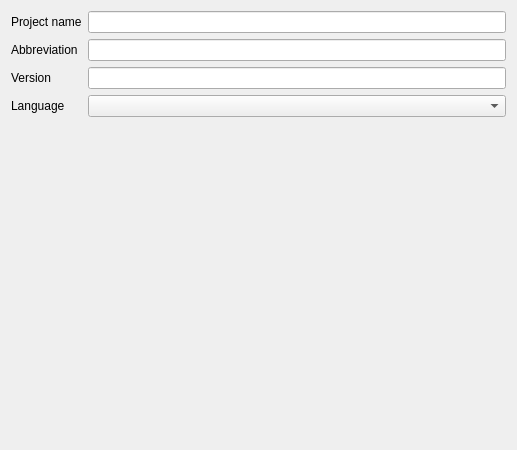
Before: the Qt Designer form resources/ui/PropertiesTab.ui in perfidia/afefuc, drawn with Qt 5.
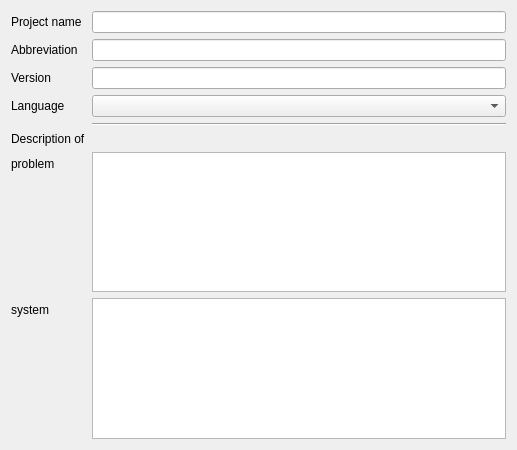
After: the same form once the commit is applied.

Commit message: add fields for descriptions of a problem and a system

What changed in the file:
```diff
--- a/resources/ui/PropertiesTab.ui
+++ b/resources/ui/PropertiesTab.ui
@@ -59,6 +59,40 @@
      <item row="3" column="1">
       <widget class="QComboBox" name="languageComboBox"/>
      </item>
+     <item row="4" column="1">
+      <widget class="Line" name="line">
+       <property name="orientation">
+        <enum>Qt::Horizontal</enum>
+       </property>
+      </widget>
+     </item>
+     <item row="6" column="0">
+      <widget class="QLabel" name="problemLabel">
+       <property name="text">
+        <string>problem</string>
+       </property>
+      </widget>
+     </item>
+     <item row="6" column="1">
+      <widget class="QPlainTextEdit" name="problemEdit"/>
+     </item>
+     <item row="7" column="0">
+      <widget class="QLabel" name="sytemLabel">
+       <property name="text">
+        <string>system</string>
+       </property>
+      </widget>
+     </item>
+     <item row="7" column="1">
+      <widget class="QPlainTextEdit" name="systemEdit"/>
+     </item>
+     <item row="5" column="0">
+      <widget class="QLabel" name="descriptionLabel">
+       <property name="text">
+        <string>Description of</string>
+       </property>
+      </widget>
+     </item>
     </layout>
    </item>
   </layout>
```
The commit also changes 5 other files.
